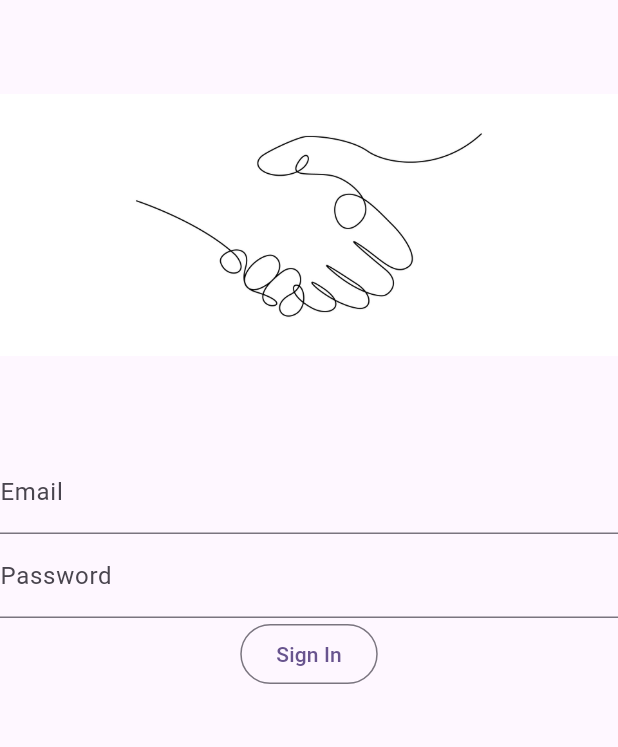
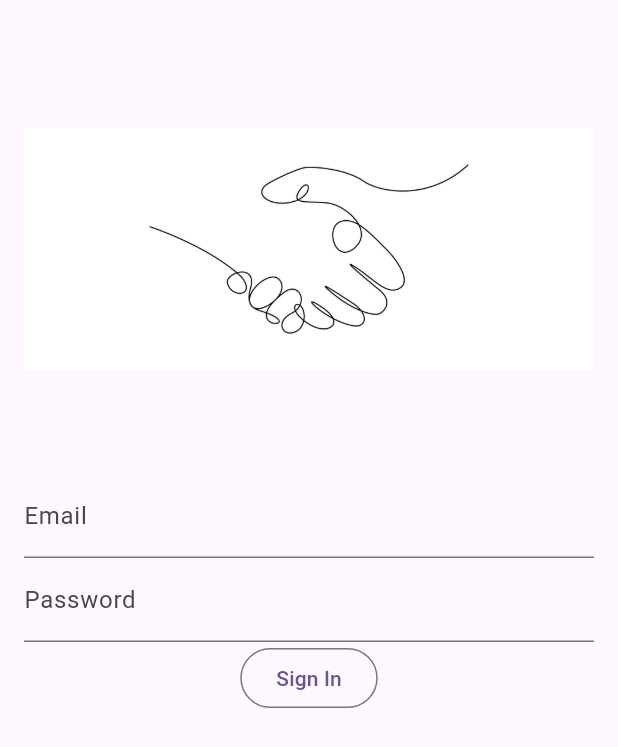
Before and after one commit to NML124/Leisure-Boat-Control, a Flutter app: the screen it shows after launch, after a tap on "Skip", after a tap on "Let's go!", on a phone screen of 412 x 824 dp. Shown: the top 747 px of the screen. Run offline on Flutter 3.47's test engine with Material 2 defaults, Android fonts, the phone set to English and light mode, and no system bars; our stand-ins replace firebase_core, smooth_page_indicator; accounts and stored records are empty; network calls fail.

```diff
--- a/lib/login_page.dart
+++ b/lib/login_page.dart
@@ -1,4 +1,6 @@
 import 'package:flutter/material.dart';
+import 'package:leisure_boat/providers/auth.dart';
+import 'package:provider/provider.dart';
 
 class LoginPage extends StatefulWidget {
   const LoginPage({super.key});
@@ -8,10 +10,24 @@ class LoginPage extends StatefulWidget {
 }
 
 class _LoginPageState extends State<LoginPage> {
+  final emailController = TextEditingController();
+  final passwordController = TextEditingController();
+
+  Future<void> _submit() async {
+    await Provider.of<Auth>(context, listen: false).signIn(
+      emailController.text,
+      passwordController.text,
+    );
+  }
+
   @override
   Widget build(BuildContext context) {
     return Scaffold(
-      body: Column(children: [
+      body: Padding(
+        padding: const EdgeInsets.all(8.0),
+        child: Padding(
+          padding: const EdgeInsets.all(8.0),
+          child: Column(children: [
             Container(
                 height: 300,
                 child: Image.asset(
@@ -21,18 +37,22 @@ class _LoginPageState extends State<LoginPage> {
               decoration: InputDecoration(
                 labelText: "Email",
               ),
+              controller: emailController,
             ),
             TextField(
               obscureText: true,
               decoration: InputDecoration(
                 labelText: "Password",
               ),
+              controller: passwordController,
             ),
             OutlinedButton(
-          onPressed: () => null,
+              onPressed: () => _submit(),
               child: Text("Sign In"),
             )
           ]),
+        ),
+      ),
     );
   }
 }
--- a/lib/main.dart
+++ b/lib/main.dart
@@ -1,5 +1,7 @@
 import 'package:flutter/material.dart';
+import 'package:leisure_boat/providers/auth.dart';
 import 'package:leisure_boat/welcome.dart';
+import 'package:provider/provider.dart';
 
 void main() {
   runApp(const MyApp());
@@ -11,14 +13,21 @@ class MyApp extends StatelessWidget {
   // This widget is the root of your application.
   @override
   Widget build(BuildContext context) {
-    return MaterialApp(
-      title: 'Leisure Boat Controler',
-      theme: ThemeData(
-        colorScheme:
-            ColorScheme.fromSeed(seedColor: Color.fromARGB(255, 103, 58, 183)),
-        useMaterial3: true,
+    return MultiProvider(
+      providers: [
+        ChangeNotifierProvider.value(
+          value: Auth(),
+        ),
+      ],
+      child: MaterialApp(
+        title: 'Leisure Boat Controler',
+        theme: ThemeData(
+          colorScheme: ColorScheme.fromSeed(
+              seedColor: Color.fromARGB(255, 103, 58, 183)),
+          useMaterial3: true,
+        ),
+        home: Welcome(),
       ),
-      home: Welcome(),
     );
   }
 }
--- a/pubspec.yaml
+++ b/pubspec.yaml
@@ -38,6 +38,8 @@ dependencies:
   smooth_page_indicator: ^1.1.0
   firebase_core: ^2.14.0
   firebase_auth: ^4.6.3
+  http: ^1.1.0
+  provider: ^6.0.5
 
 dev_dependencies:
   flutter_test:
```
Also changed, not shown: lib/providers/auth.dart (added, +20 -0 lines), pubspec.lock. Lines whose indentation alone changed are shown as unchanged.
